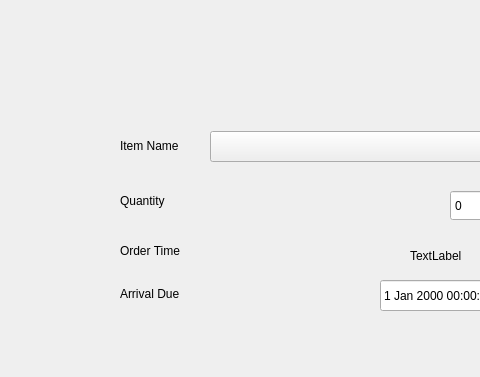
Above: client/MainUI/src/views/order_edit_dialog.ui from Intel-Edge-9s/MES before the change; both pictures show x 0 to 480 and y 0 to 377 of the 640 by 480 pixel window. Below: the same form after it.
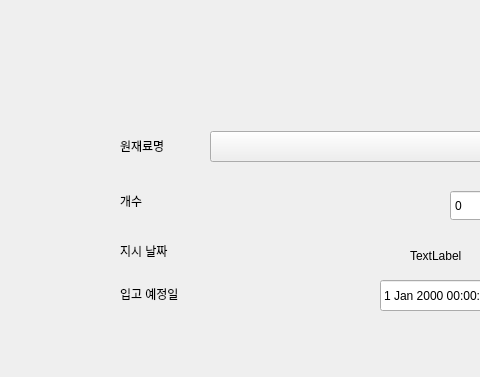
That is the form after the change.

Patch:
```diff
--- a/client/MainUI/src/views/order_edit_dialog.ui
+++ b/client/MainUI/src/views/order_edit_dialog.ui
@@ -49,7 +49,7 @@
     </rect>
    </property>
    <property name="text">
-    <string>Item Name</string>
+    <string>원재료명</string>
    </property>
   </widget>
   <widget class="QLabel" name="label">
@@ -62,7 +62,7 @@
     </rect>
    </property>
    <property name="text">
-    <string>Quantity</string>
+    <string>개수</string>
    </property>
   </widget>
   <widget class="QSpinBox" name="spinAmount">
@@ -85,7 +85,7 @@
     </rect>
    </property>
    <property name="text">
-    <string>Order Time</string>
+    <string>지시 날짜</string>
    </property>
   </widget>
   <widget class="QLabel" name="labelCurrentTime">
@@ -111,7 +111,7 @@
     </rect>
    </property>
    <property name="text">
-    <string>Arrival Due</string>
+    <string>입고 예정일</string>
    </property>
   </widget>
   <widget class="QDateTimeEdit" name="dateEditDue">
```
